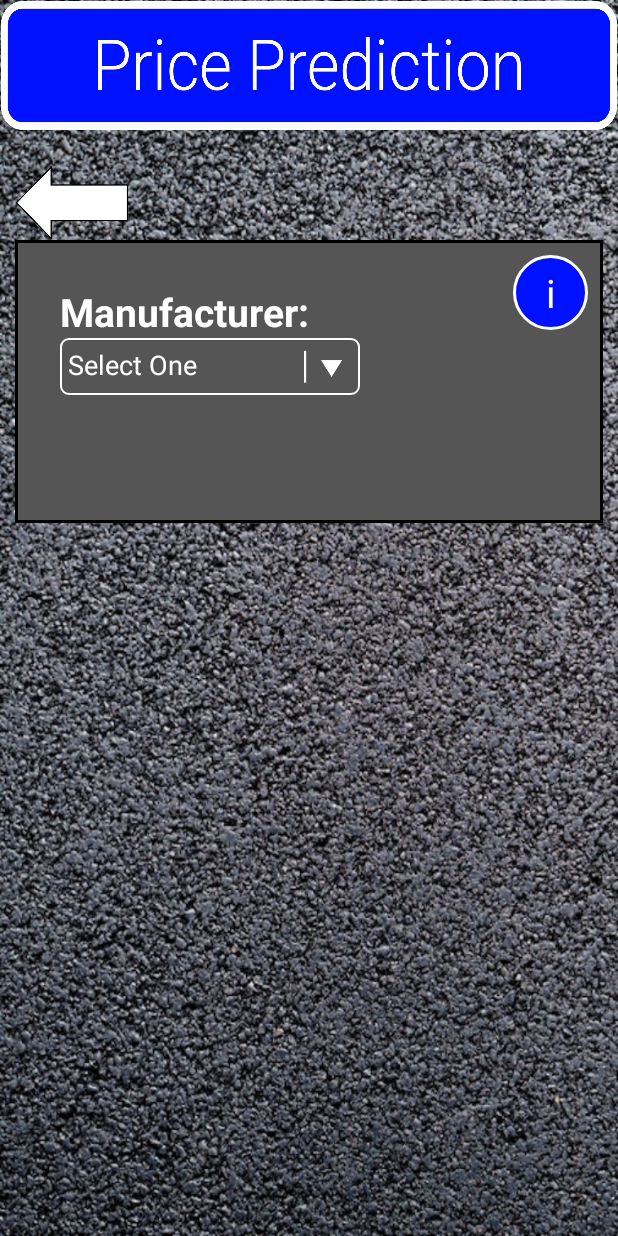
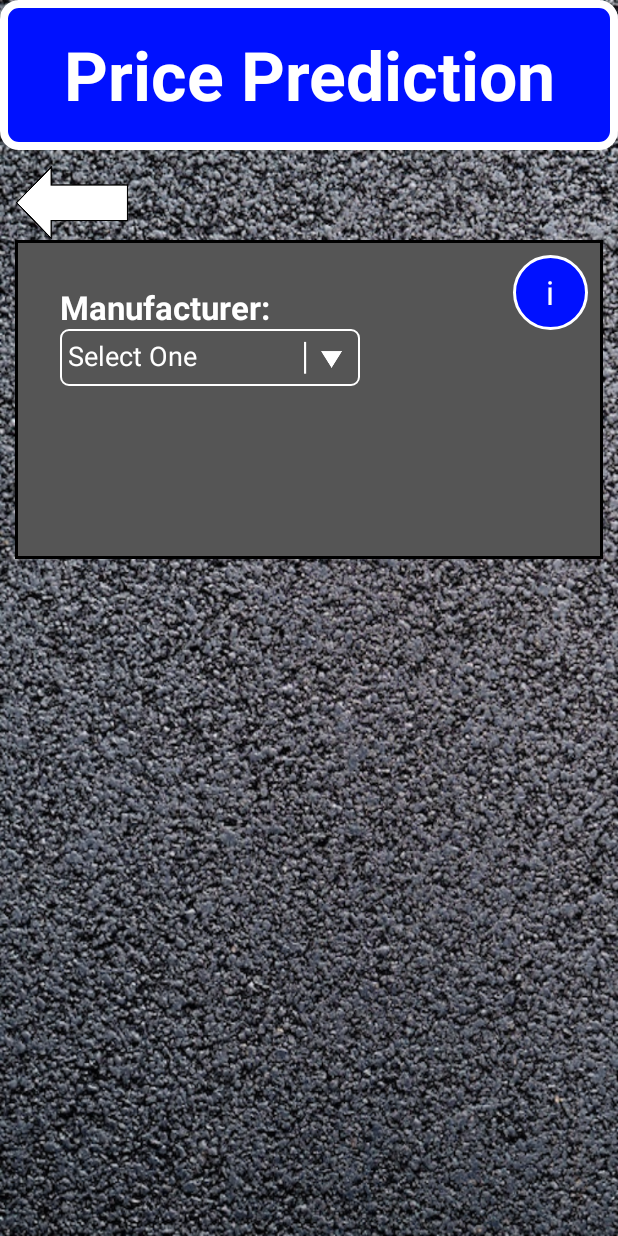
Before and after one commit to ETS-Android5/CarML, an Android app: the PricePredictionActivity screen opened directly, with no data from a screen before it, on a phone screen of 412 x 824 dp. Run offline under Robolectric (Android 15) with nearby library versions, the phone set to English and light mode, and no system bars.

Commit message:
Added more styles and overhauled the UI to use shapes created in XML files instead of images.

```diff
--- a/app/src/main/java/ie/tudublin/carml/DatabaseAccess.java
+++ b/app/src/main/java/ie/tudublin/carml/DatabaseAccess.java
@@ -33,7 +33,7 @@ public class DatabaseAccess {
     // Create execServ to manage the thread
     ExecutorService execServ = Executors.newSingleThreadExecutor();
 
-    String DBURL = "http://192.168.1.6/CarML/";
+    String DBURL = "http://192.168.1.8/CarML/";
     String data = " ";
 
     public String runThread(String option, String user_query) {
--- a/app/src/main/java/ie/tudublin/carml/MainActivity.java
+++ b/app/src/main/java/ie/tudublin/carml/MainActivity.java
@@ -19,10 +19,11 @@ import android.widget.ImageButton;
 import android.widget.LinearLayout;
 import android.widget.PopupWindow;
 import android.widget.RelativeLayout;
+import android.widget.TextView;
 
 public class MainActivity extends AppCompatActivity implements View.OnClickListener {
 
-    ImageButton price_prediction;
+    TextView price_prediction;
 
     @Override
     protected void onCreate(Bundle savedInstanceState) {
@@ -99,6 +100,7 @@ public class MainActivity extends AppCompatActivity implements View.OnClickListe
             pleaseWaitWindow.dismiss();
         }
         else {
+            pleaseWaitWindow.dismiss();
             Intent price_prediction = new Intent(MainActivity.this, PricePredictionActivity.class);
             startActivity(price_prediction);
         }
--- a/app/src/main/java/ie/tudublin/carml/PricePredictionActivity.java
+++ b/app/src/main/java/ie/tudublin/carml/PricePredictionActivity.java
@@ -30,7 +30,7 @@ import java.util.List;
 public class PricePredictionActivity extends AppCompatActivity implements View.OnClickListener, AdapterView.OnItemSelectedListener {
 
     ImageButton back_arrow;
-    ImageButton submit;
+    TextView submit;
     Spinner manufacturerDD;
     Spinner modelDD;
     Spinner yearDD;
--- a/app/src/main/java/ie/tudublin/carml/ResultActivity.java
+++ b/app/src/main/java/ie/tudublin/carml/ResultActivity.java
@@ -31,7 +31,7 @@ import java.util.Locale;
 public class ResultActivity extends AppCompatActivity implements View.OnClickListener {
 
     ImageButton back_arrow;
-    ImageButton done;
+    TextView done;
     ImageView result_image;
     TextView manufacturer;
     TextView model;
--- /dev/null
+++ b/app/src/main/res/drawable/menu_button.xml
@@ -0,0 +1,11 @@
+<?xml version="1.0" encoding="utf-8"?>
+<shape xmlns:android="http://schemas.android.com/apk/res/android"
+    android:shape="rectangle">
+    <solid
+        android:color="@color/blue_sign"/>
+    <stroke
+        android:width="5dp"
+        android:color="@color/white"/>
+    <corners
+        android:radius="@dimen/margin10"/>
+</shape>
--- a/app/src/main/res/layout-land/price_prediction_activity.xml
+++ b/app/src/main/res/layout-land/price_prediction_activity.xml
@@ -15,6 +15,7 @@
 
         <!-- Main RelativeLayout -->
         <RelativeLayout
+            android:id="@+id/main"
             android:layout_width="match_parent"
             android:layout_height="wrap_content">
 
@@ -24,10 +25,9 @@
                 android:layout_width="match_parent"
                 android:layout_height="wrap_content">
 
-                <ImageView
-                    android:layout_width="match_parent"
-                    android:layout_height="@dimen/banner_height"
-                    android:background="@drawable/price_prediction_banner"
+                <TextView
+                    style="@style/LandBanner"
+                    android:text="@string/price_prediction"
                     android:contentDescription="@string/noCD"/>
             </RelativeLayout>
 
@@ -195,16 +195,19 @@
                         android:contentDescription="@string/noCD"/>
                 </RelativeLayout>
 
-                <ImageButton
+                <TextView
                     android:id="@+id/submit_button"
                     android:layout_width="150dp"
                     android:layout_height="75dp"
-                    android:background="@drawable/submit"
+                    android:background="@drawable/menu_button"
+                    android:text="@string/submit"
+                    android:gravity="center"
+                    android:textSize="@dimen/land_head_size"
                     android:layout_below="@id/year_layout"
                     android:layout_marginStart="@dimen/margin30"
-                    android:layout_marginTop="@dimen/margin10"
-                    android:contentDescription="@string/submit"/>
-
+                    android:layout_marginTop="@dimen/margin20"
+                    android:layout_marginBottom="@dimen/margin20"
+                    android:contentDescription="@string/submitCD"/>
             </RelativeLayout>
         </RelativeLayout>
     </ScrollView>
--- a/app/src/main/res/layout/price_prediction_activity.xml
+++ b/app/src/main/res/layout/price_prediction_activity.xml
@@ -25,10 +25,10 @@
                 android:layout_width="match_parent"
                 android:layout_height="wrap_content">
 
-                <ImageView
-                    android:layout_width="match_parent"
-                    android:layout_height="@dimen/banner_height"
-                    android:background="@drawable/price_prediction_banner"
+                <TextView
+                    style="@style/Banner"
+                    android:textSize="45sp"
+                    android:text="@string/price_prediction"
                     android:contentDescription="@string/noCD"/>
             </RelativeLayout>
 
@@ -78,8 +78,7 @@
                     android:layout_height="wrap_content"
                     android:layout_marginTop="@dimen/margin30"
                     android:layout_marginStart="@dimen/margin30"
-                    android:text="@string/manufacturer"
-                    android:textSize="@dimen/heading_size"/>
+                    android:text="@string/manufacturer"/>
 
                 <!-- Layout for Manufacturer Spinner -->
                 <RelativeLayout
@@ -120,8 +119,7 @@
                     android:layout_below="@id/manufacturer_layout"
                     android:layout_marginTop="@dimen/margin10"
                     android:layout_marginStart="@dimen/margin30"
-                    android:text="@string/model"
-                    android:textSize="@dimen/heading_size"/>
+                    android:text="@string/model" />
 
                 <!-- Layout for Model Spinner -->
                 <RelativeLayout
@@ -162,8 +160,7 @@
                     android:layout_below="@id/model_layout"
                     android:layout_marginTop="@dimen/margin10"
                     android:layout_marginStart="@dimen/margin30"
-                    android:text="@string/year"
-                    android:textSize="@dimen/heading_size"/>
+                    android:text="@string/year"/>
 
                 <!-- Layout for year Spinner -->
                 <RelativeLayout
@@ -196,15 +193,19 @@
                         android:contentDescription="@string/noCD"/>
                 </RelativeLayout>
 
-                <ImageButton
+                <TextView
                     android:id="@+id/submit_button"
                     android:layout_width="150dp"
                     android:layout_height="75dp"
-                    android:background="@drawable/submit"
+                    android:background="@drawable/menu_button"
+                    android:text="@string/submit"
+                    android:gravity="center"
+                    android:textSize="@dimen/land_text_size"
                     android:layout_below="@id/year_layout"
                     android:layout_marginStart="@dimen/margin30"
-                    android:layout_marginTop="@dimen/margin10"
-                    android:contentDescription="@string/submit"/>
+                    android:layout_marginTop="@dimen/margin20"
+                    android:layout_marginBottom="@dimen/margin20"
+                    android:contentDescription="@string/submitCD"/>
 
             </RelativeLayout>
         </RelativeLayout>
--- a/app/src/main/res/values/constants.xml
+++ b/app/src/main/res/values/constants.xml
@@ -6,9 +6,12 @@
     <dimen name="margin10">10dp</dimen>
     <dimen name="margin20">20dp</dimen>
     <dimen name="margin30">30dp</dimen>
-    <dimen name="heading_size">26sp</dimen>
+    <dimen name="heading_size">22sp</dimen>
+    <dimen name="regular_text_size">22sp</dimen>
     <dimen name="land_head_size">36sp</dimen>
     <dimen name="land_text_size">32sp</dimen>
     <dimen name="banner_text_size">50sp</dimen>
     <dimen name="land_banner_text_size">75sp</dimen>
+    <dimen name="menu_button_text_size">34sp</dimen>
+    <dimen name="land_menu_button_text_size">50sp</dimen>
 </resources>
--- a/app/src/main/res/values/strings.xml
+++ b/app/src/main/res/values/strings.xml
@@ -9,7 +9,7 @@
     <string name="year">Year:</string>
     <string name="engine_size">Engine Size (Litres):</string>
     <string name="fuel_type">Fuel Type:</string>
-    <string name="submit">Tap to submit and go to result.</string>
+    <string name="submitCD">Tap to submit and go to result.</string>
     <string name="price">Price:</string>
     <string name="horsepower">Horsepower:</string>
     <string name="transmission">Transmission:</string>
@@ -26,4 +26,9 @@
     <string name="information_button_text">i</string>
     <string name="information_button_description">Use the dropdowns to enter details. When you are ready, tap the submit button to continue. (tap to dismiss)</string>
     <string name="home_banner">CarML</string>
+    <string name="price_prediction">Price Prediction</string>
+    <string name="submit">Submit</string>
+    <string name="result">Result</string>
+    <string name="done">Done</string>
+    <string name="fuel_information">Fuel Information</string>
 </resources>
```
Also changed, not shown: app/src/main/res/layout-land/activity_main.xml (+19 -6 lines), app/src/main/res/layout-land/result_activity.xml (+8 -9 lines), app/src/main/res/layout/activity_main.xml (+18 -5 lines), app/src/main/res/layout/result_activity.xml (+18 -8 lines), app/src/main/res/values/styles.xml (+26 -8 lines).
